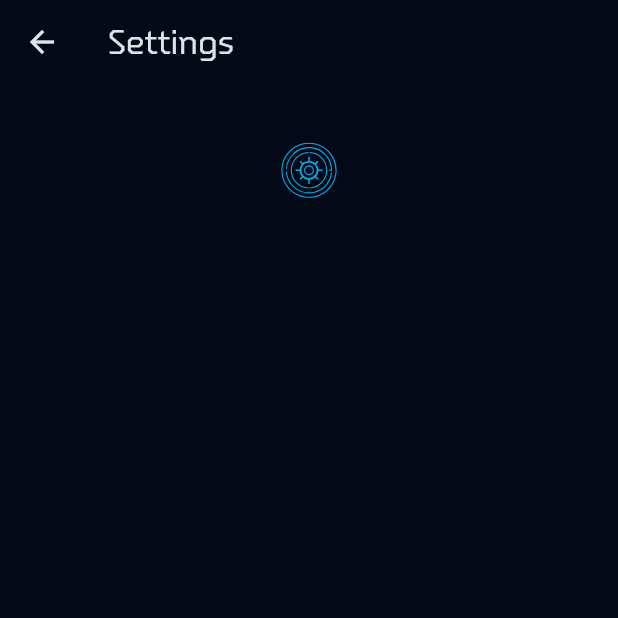
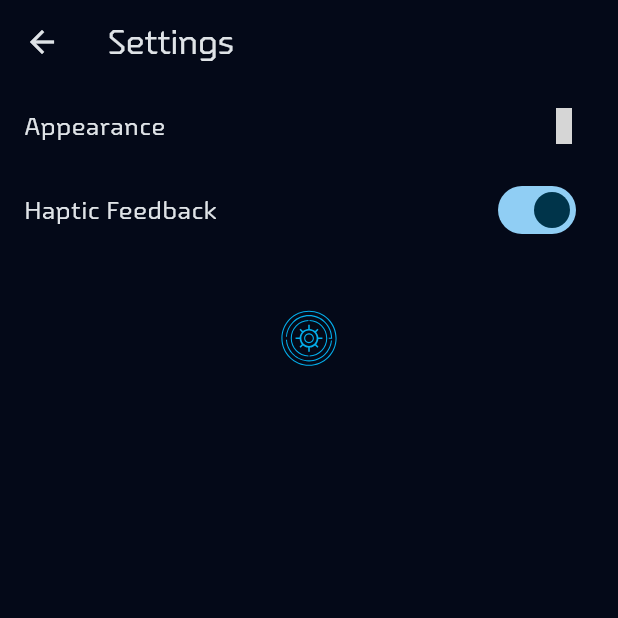
Before and after one commit to ae1dev/Afterlight, a Flutter app: the SettingsView screen opened directly, on a phone screen of 412 x 824 dp, the top half of it. Run offline on Flutter 3.47's test engine with Material 3 defaults, Android fonts, the phone set to English and light mode, and no system bars; our stand-ins replace flutter_svg, gap, hive_ce_flutter, material_symbols_icons; missing offline and left inert: apps_handler, gaimon; accounts and stored records are empty; grey boxes are pictures that could not be loaded.

Commit message:
feat(settings): add appearance and haptic options

```diff
--- a/lib/ui/settings/settings.dart
+++ b/lib/ui/settings/settings.dart
@@ -1,6 +1,10 @@
+import 'package:afterlight/main.dart';
+import 'package:afterlight/ui/settings/appearance/appearance.dart';
 import 'package:afterlight/ui/widgets/icon.dart';
+import 'package:afterlight/utils/feedback.dart';
 import 'package:flutter/material.dart';
 import 'package:gap/gap.dart';
+import 'package:material_symbols_icons/symbols.dart';
 
 class SettingsView extends StatefulWidget {
   const SettingsView({super.key});
@@ -17,7 +21,34 @@ class _SettingsViewState extends State<SettingsView> {
         title: const Text('Settings'),
         backgroundColor: Theme.of(context).scaffoldBackgroundColor,
       ),
-      body: ListView(children: [Gap(35), Center(child: IconWidget(size: 45))]),
+      body: ListView(
+        children: [
+          ListTile(
+            title: const Text('Appearance'),
+            trailing: const Icon(Symbols.arrow_forward_rounded),
+            onTap: () {
+              callHaptic();
+              Navigator.push(
+                context,
+                MaterialPageRoute(builder: (context) => AppearanceView()),
+              );
+            },
+          ),
+          ListTile(
+            title: const Text('Haptic Feedback'),
+            trailing: Switch(
+              value: settingsService.hapticFeedback,
+              onChanged: (value) {
+                callHaptic();
+                settingsService.setHapticFeedback(value);
+                setState(() {});
+              },
+            ),
+          ),
+          Gap(35),
+          Center(child: IconWidget(size: 45)),
+        ],
+      ),
     );
   }
 }
```
Also changed, not shown: lib/main.dart (+25 -4 lines), lib/services/settings.dart (added, +21 -0 lines), lib/ui/home/home.dart (+3 -4 lines), lib/ui/settings/appearance/appearance.dart (added, +41 -0 lines), lib/utils/feedback.dart (added, +8 -0 lines).
